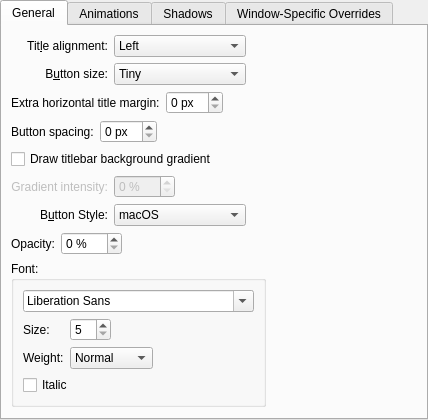
Qt form config/ui/breezeconfigurationui.ui (vickoc911/BreezeChameleon) before a commit.
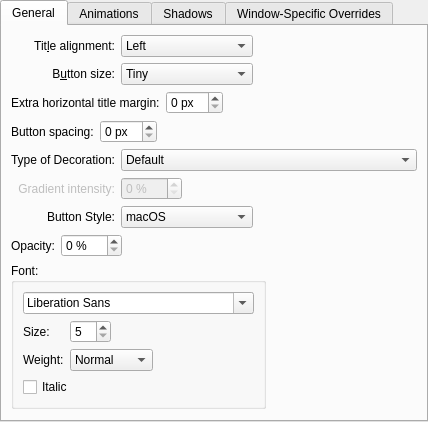
The same form after that commit. Custom widgets are drawn as their Qt base class.

Commit message: metallic style decoration

The edit to the form file:
```diff
--- a/config/ui/breezeconfigurationui.ui
+++ b/config/ui/breezeconfigurationui.ui
@@ -181,11 +181,33 @@
          </item>
         </layout>
        </item>
-       <item row="4" column="0" colspan="3">
-        <widget class="QCheckBox" name="drawBackgroundGradient">
+       <item row="4" column="0" colspan="1">
+        <widget class="QLabel" name="label_41">
          <property name="text">
-          <string>Draw titlebar background gradient</string>
+          <string>Type of Decoration:</string>
          </property>
+         <property name="alignment">
+          <set>Qt::AlignRight|Qt::AlignTrailing|Qt::AlignVCenter</set>
+         </property>
+        </widget>
+        </item>
+        <item row="4" column="1" colspan="2">
+        <widget class="QComboBox" name="typeDecorationWindow">
+         <item>
+          <property name="text">
+           <string>Default</string>
+          </property>
+         </item>
+         <item>
+          <property name="text">
+           <string>Gradient</string>
+          </property>
+         </item>
+         <item>
+          <property name="text">
+           <string>Metal</string>
+          </property>
+         </item>
         </widget>
        </item>
        <item row="5" column="0">
@@ -215,9 +237,9 @@
         </widget>
        </item>
        <item row="6" column="0">
-        <widget class="QLabel" name="label_4">
+        <widget class="QLabel" name="label_42">
          <property name="text">
-          <string>B&amp;utton Style:</string>
+          <string>Button Style:</string>
          </property>
          <property name="alignment">
           <set>Qt::AlignRight|Qt::AlignTrailing|Qt::AlignVCenter</set>
```
Left out of the diff: 35 changed lines with no effect on the pictures. The commit also changes 1 other file.
